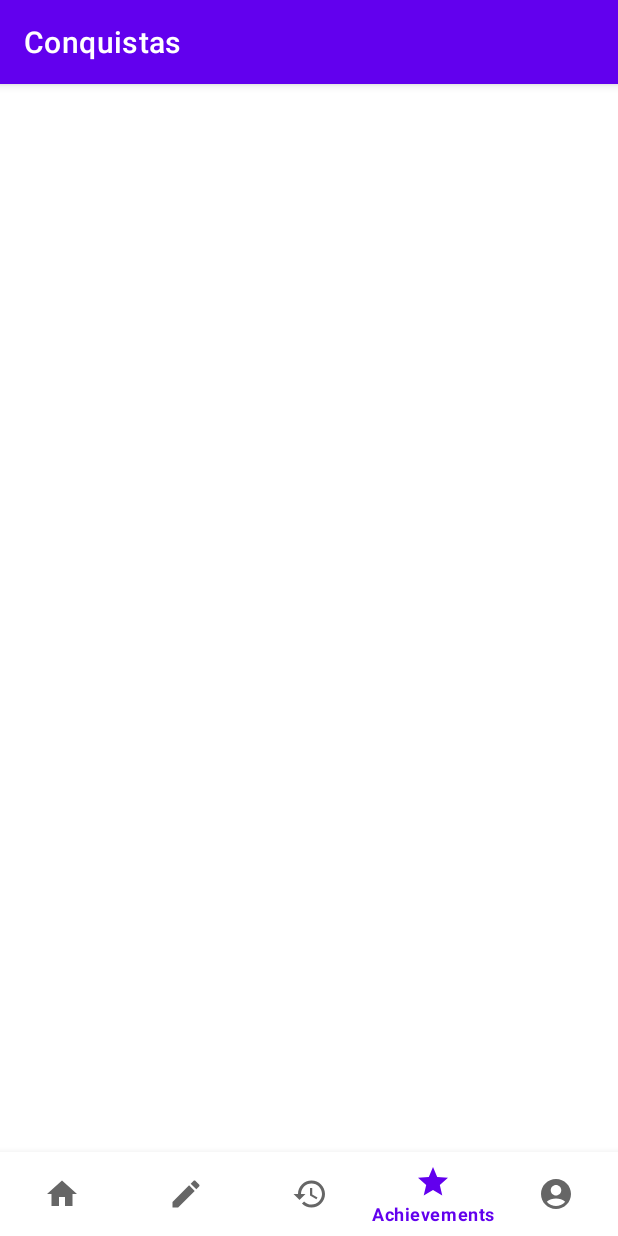
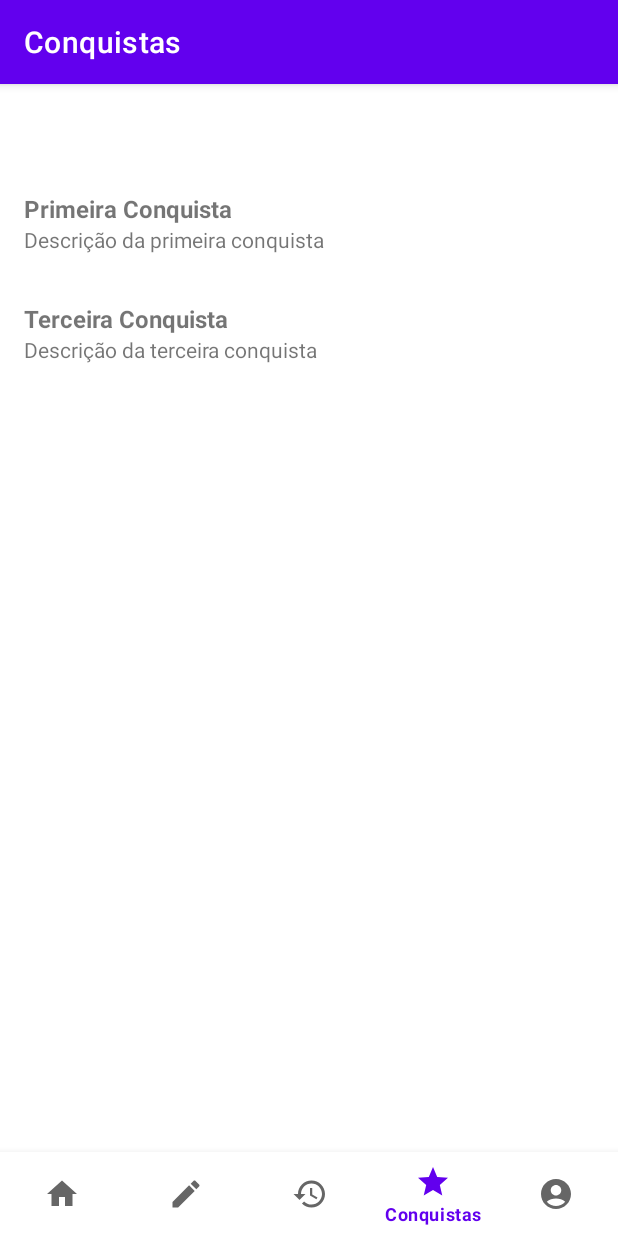
Before and after one commit to zDragonPaulo/TrailSnapV2, an Android app: the screen it shows after launch (MainActivity), item 4 of the bottom bar chosen, on a phone screen of 412 x 824 dp. Run offline under Robolectric (Android 15) with nearby library versions, the phone set to English and light mode, and no system bars; our stand-ins replace Room's generated code, navigation-ui.

Commit message:
I think we got some Achievements, so Martinho, do your "funny" job

```diff
--- a/app/src/main/java/com/example/trailsnapv2/AppDatabase.kt
+++ b/app/src/main/java/com/example/trailsnapv2/AppDatabase.kt
@@ -24,8 +24,9 @@ import com.example.trailsnapv2.entities.*
  * @property partyAchievementDao DAO for accessing party achievement data.
  */
 @Database(
-    entities = [User::class, Trail::class, Member::class, Party::class, SingularAchievement::class, PartyAchievement::class],
-    version = 2
+    entities = [User::class, Trail::class, Member::class, Party::class, SingularAchievement::class,
+        PartyAchievement::class, UserAchievement::class],
+    version = 3
 )
 abstract class AppDatabase : RoomDatabase() {
 
@@ -35,6 +36,7 @@ abstract class AppDatabase : RoomDatabase() {
     abstract fun partyDao(): PartyDao
     abstract fun singularAchievementDao(): SingularAchievementDao
     abstract fun partyAchievementDao(): PartyAchievementDao
+    abstract fun userAchievementDao(): UserAchievementDao
 
     companion object {
         @Volatile private var instance: AppDatabase? = null
@@ -67,7 +69,7 @@ abstract class AppDatabase : RoomDatabase() {
          * Migration from version 1 to version 2 of the database.
          * This migration adds a new column 'profile_picture' to the 'users' table.
          */
-        val MIGRATION_1_2 = object : Migration(1, 2) {
+        val MIGRATION_1_2 = object : Migration(2, 3) {
             override fun migrate(database: SupportSQLiteDatabase) {
                 database.execSQL("ALTER TABLE users ADD COLUMN profile_picture TEXT NOT NULL DEFAULT '@drawable/ic_user_placeholder.png'")
             }
--- a/app/src/main/java/com/example/trailsnapv2/dao/SingularAchievementDao.kt
+++ b/app/src/main/java/com/example/trailsnapv2/dao/SingularAchievementDao.kt
@@ -40,4 +40,7 @@ interface SingularAchievementDao {
      */
     @Delete
     fun delete(achievement: SingularAchievement): Int
+
+    @Query("DELETE FROM singular_achievements")
+    fun clearAll()
 }
--- /dev/null
+++ b/app/src/main/java/com/example/trailsnapv2/dao/UserAchievementDao.kt
@@ -0,0 +1,26 @@
+package com.example.trailsnapv2.dao
+
+import androidx.room.Dao
+import androidx.room.Delete
+import androidx.room.Insert
+import androidx.room.Query
+import com.example.trailsnapv2.entities.UserAchievement
+
+@Dao
+interface UserAchievementDao {
+
+    @Query("SELECT * FROM user_achievements")
+    fun getAll(): List<UserAchievement>
+
+    @Query("SELECT * FROM user_achievements WHERE user_id = :userId")
+    fun getByUserId(userId: Long): List<UserAchievement>
+
+    @Insert
+    fun insert(userAchievement: UserAchievement): Long
+
+    @Delete
+    fun delete(userAchievement: UserAchievement): Int
+
+    @Insert
+    fun insertAll(vararg userAchievements: UserAchievement): List<Long>
+}
--- a/app/src/main/java/com/example/trailsnapv2/entities/SingularAchievement.kt
+++ b/app/src/main/java/com/example/trailsnapv2/entities/SingularAchievement.kt
@@ -19,19 +19,10 @@ import androidx.room.PrimaryKey
  * @property progress The current progress towards unlocking the achievement, represented as a percentage.
  */
 @Entity(
-    tableName = "singular_achievements",
-    foreignKeys = [ForeignKey(
-        entity = User::class,
-        parentColumns = ["user_id"],
-        childColumns = ["receiver_id"],
-        onDelete = ForeignKey.CASCADE
-    )]
+    tableName = "singular_achievements"
 )
 data class SingularAchievement(
     @PrimaryKey(autoGenerate = true) val id_achievement: Long,
-    val receiver_id: Long,
     val name_achievement: String,
     val description_achievement: String,
-    val unlocked: Boolean,
-    val progress: Double
 )
--- /dev/null
+++ b/app/src/main/java/com/example/trailsnapv2/entities/UserAchievement.kt
@@ -0,0 +1,30 @@
+package com.example.trailsnapv2.entities
+
+import androidx.room.Entity
+import androidx.room.ForeignKey
+import androidx.room.PrimaryKey
+
+@Entity(
+    tableName = "user_achievements",
+    foreignKeys = [
+        ForeignKey(
+            entity = User::class,
+            parentColumns = ["user_id"],
+            childColumns = ["user_id"],
+            onDelete = ForeignKey.CASCADE
+        ),
+        ForeignKey(
+            entity = SingularAchievement::class,
+            parentColumns = ["id_achievement"],
+            childColumns = ["achievement_id"],
+            onDelete = ForeignKey.CASCADE
+        )
+    ]
+)
+data class UserAchievement(
+    @PrimaryKey(autoGenerate = true) val id_user_achievement: Long,
+    val user_id: Long,
+    val achievement_id: Long,
+    val progress: Double,
+    val unlocked: Boolean
+)
--- /dev/null
+++ b/app/src/main/java/com/example/trailsnapv2/ui/achievements/AchievementsAdapter.kt
@@ -0,0 +1,44 @@
+package com.example.trailsnapv2.ui.achievements
+
+import android.view.LayoutInflater
+import android.view.View
+import android.view.ViewGroup
+import android.widget.TextView
+import androidx.recyclerview.widget.DiffUtil
+import androidx.recyclerview.widget.ListAdapter
+import androidx.recyclerview.widget.RecyclerView
+import com.example.trailsnapv2.R
+import com.example.trailsnapv2.entities.SingularAchievement
+
+class AchievementsAdapter : ListAdapter<SingularAchievement, AchievementsAdapter.AchievementViewHolder>(AchievementDiffCallback()) {
+
+    override fun onCreateViewHolder(parent: ViewGroup, viewType: Int): AchievementViewHolder {
+        val view = LayoutInflater.from(parent.context).inflate(R.layout.item_achievement, parent, false)
+        return AchievementViewHolder(view)
+    }
+
+    override fun onBindViewHolder(holder: AchievementViewHolder, position: Int) {
+        val achievement = getItem(position)
+        holder.bind(achievement)
+    }
+
+    class AchievementViewHolder(itemView: View) : RecyclerView.ViewHolder(itemView) {
+        private val achievementName: TextView = itemView.findViewById(R.id.achievement_name)
+        private val achievementDescription: TextView = itemView.findViewById(R.id.achievement_description)
+
+        fun bind(achievement: SingularAchievement) {
+            achievementName.text = achievement.name_achievement
+            achievementDescription.text = achievement.description_achievement
+        }
+    }
+
+    class AchievementDiffCallback : DiffUtil.ItemCallback<SingularAchievement>() {
+        override fun areItemsTheSame(oldItem: SingularAchievement, newItem: SingularAchievement): Boolean {
+            return oldItem.id_achievement == newItem.id_achievement
+        }
+
+        override fun areContentsTheSame(oldItem: SingularAchievement, newItem: SingularAchievement): Boolean {
+            return oldItem == newItem
+        }
+    }
+}
--- a/app/src/main/java/com/example/trailsnapv2/ui/achievements/AchievementsFragment.kt
+++ b/app/src/main/java/com/example/trailsnapv2/ui/achievements/AchievementsFragment.kt
@@ -1,25 +1,62 @@
 package com.example.trailsnapv2.ui.achievements
 
-import androidx.fragment.app.viewModels
 import android.os.Bundle
-import androidx.fragment.app.Fragment
 import android.view.LayoutInflater
 import android.view.View
 import android.view.ViewGroup
-import com.example.trailsnapv2.R
+import androidx.fragment.app.Fragment
+import androidx.fragment.app.viewModels
+import androidx.recyclerview.widget.LinearLayoutManager
+import com.example.trailsnapv2.MyApp
+import com.example.trailsnapv2.databinding.FragmentAchievementsBinding
+import com.example.trailsnapv2.entities.SingularAchievement
 
 class AchievementsFragment : Fragment() {
 
-    companion object {
-        fun newInstance() = AchievementsFragment()
+    private lateinit var binding: FragmentAchievementsBinding
+    private lateinit var adapter: AchievementsAdapter
+
+    private val viewModel: AchievementsViewModel by viewModels {
+        AchievementsViewModelFactory((requireActivity().application as MyApp).database.singularAchievementDao())
     }
-
-    private val viewModel: AchievementsViewModel by viewModels()
 
     override fun onCreateView(
         inflater: LayoutInflater, container: ViewGroup?,
         savedInstanceState: Bundle?
     ): View {
-        return inflater.inflate(R.layout.fragment_achievements, container, false)
+        binding = FragmentAchievementsBinding.inflate(inflater, container, false)
+        viewModel.clearAllAchievements()
+        insertDummyAchievements()
+        return binding.root
     }
+
+    override fun onViewCreated(view: View, savedInstanceState: Bundle?) {
+        super.onViewCreated(view, savedInstanceState)
+
+        // Configurar RecyclerView
+        adapter = AchievementsAdapter()
+        binding.recyclerViewAchievements.layoutManager = LinearLayoutManager(requireContext())
+        binding.recyclerViewAchievements.adapter = adapter
+
+        // Carregar conquistas
+        loadAchievements()
+
+        // Testar inserção de conquistas fictícias
+        insertDummyAchievements()
+    }
+
+    private fun loadAchievements() {
+        val achievements = viewModel.getAllAchievements()
+        adapter.submitList(achievements)
+    }
+
+    private fun insertDummyAchievements() {
+        val dummyAchievements = listOf(
+            SingularAchievement(0, "Primeira Conquista", "Descrição da primeira conquista"),
+            SingularAchievement(0, "Segunda Conquista", "Descrição da segunda conquista"),
+            SingularAchievement(0, "Terceira Conquista", "Descrição da terceira conquista")
+        )
+        dummyAchievements.forEach { viewModel.insertAchievement(it) }
+    }
+
 }
--- a/app/src/main/java/com/example/trailsnapv2/ui/achievements/AchievementsViewModel.kt
+++ b/app/src/main/java/com/example/trailsnapv2/ui/achievements/AchievementsViewModel.kt
@@ -1,7 +1,29 @@
 package com.example.trailsnapv2.ui.achievements
 
 import androidx.lifecycle.ViewModel
+import androidx.lifecycle.viewModelScope
+import com.example.trailsnapv2.dao.SingularAchievementDao
+import com.example.trailsnapv2.entities.SingularAchievement
+import kotlinx.coroutines.Dispatchers
+import kotlinx.coroutines.launch
 
-class AchievementsViewModel : ViewModel() {
-    // TODO: Implement the ViewModel
+class AchievementsViewModel(private val singularAchievementDao: SingularAchievementDao) : ViewModel() {
+
+    // Insere uma nova conquista na tabela SingularAchievement
+    fun insertAchievement(achievement: SingularAchievement) {
+        viewModelScope.launch(Dispatchers.IO) {
+            singularAchievementDao.insert(achievement)
+        }
+    }
+
+    // Obtém todas as conquistas
+    fun getAllAchievements(): List<SingularAchievement> {
+        return singularAchievementDao.getAll()
+    }
+
+    fun clearAllAchievements() {
+        viewModelScope.launch(Dispatchers.IO) {
+            singularAchievementDao.clearAll()
+        }
+    }
 }
--- /dev/null
+++ b/app/src/main/java/com/example/trailsnapv2/ui/achievements/AchievementsViewModelFactory.kt
@@ -0,0 +1,14 @@
+package com.example.trailsnapv2.ui.achievements
+
+import androidx.lifecycle.ViewModel
+import androidx.lifecycle.ViewModelProvider
+import com.example.trailsnapv2.dao.SingularAchievementDao
+
+class AchievementsViewModelFactory(private val dao: SingularAchievementDao) : ViewModelProvider.Factory {
+    override fun <T : ViewModel> create(modelClass: Class<T>): T {
+        if (modelClass.isAssignableFrom(AchievementsViewModel::class.java)) {
+            return AchievementsViewModel(dao) as T
+        }
+        throw IllegalArgumentException("Unknown ViewModel class")
+    }
+}
--- a/app/src/main/java/com/example/trailsnapv2/ui/auth/LoginFragment.kt
+++ b/app/src/main/java/com/example/trailsnapv2/ui/auth/LoginFragment.kt
@@ -52,10 +52,11 @@ class LoginFragment : Fragment() {
             lifecycleScope.launch {
                 val success = viewModel.loginUser(username, password)
                 if (success) {
-                    Toast.makeText(context, "Login successful", Toast.LENGTH_SHORT).show()
+                    Toast.makeText(context, getString(R.string.login_successful), Toast.LENGTH_SHORT).show()
                     findNavController().navigate(R.id.action_loginFragment_to_navigation_dashboard)
                 } else {
-                    Toast.makeText(context, "Invalid credentials", Toast.LENGTH_SHORT).show()
+                    Toast.makeText(context,
+                        getString(R.string.invalid_credentials), Toast.LENGTH_SHORT).show()
                 }
             }
         }
--- a/app/src/main/java/com/example/trailsnapv2/ui/auth/RegisterFragment.kt
+++ b/app/src/main/java/com/example/trailsnapv2/ui/auth/RegisterFragment.kt
@@ -72,10 +72,12 @@ class RegisterFragment : Fragment() {
                 )
                 Log.d("RegisterFragment", "Registering user: $user")
                 viewModel.registerUser(user)
-                Toast.makeText(context, "User registered successfully", Toast.LENGTH_SHORT).show()
+                Toast.makeText(context,
+                    getString(R.string.user_registered_successfully), Toast.LENGTH_SHORT).show()
                 findNavController().navigate(R.id.action_registerFragment_to_loginFragment)
             } else {
-                Toast.makeText(context, "Passwords do not match", Toast.LENGTH_SHORT).show()
+                Toast.makeText(context,
+                    getString(R.string.passwords_do_not_match), Toast.LENGTH_SHORT).show()
             }
         }
 
--- a/app/src/main/res/layout/fragment_achievements.xml
+++ b/app/src/main/res/layout/fragment_achievements.xml
@@ -1,6 +1,12 @@
-<?xml version="1.0" encoding="utf-8"?>
 <FrameLayout xmlns:android="http://schemas.android.com/apk/res/android"
     xmlns:tools="http://schemas.android.com/tools"
     android:layout_width="match_parent"
     android:layout_height="match_parent"
-    tools:context=".ui.achievements.AchievementsFragment"/>
+    tools:context=".ui.achievements.AchievementsFragment">
+
+    <androidx.recyclerview.widget.RecyclerView
+        android:id="@+id/recycler_view_achievements"
+        android:layout_width="match_parent"
+        android:layout_height="match_parent" />
+
+</FrameLayout>
--- a/app/src/main/res/layout/item_achievement.xml
+++ b/app/src/main/res/layout/item_achievement.xml
@@ -1,6 +1,29 @@
 <?xml version="1.0" encoding="utf-8"?>
 <androidx.constraintlayout.widget.ConstraintLayout xmlns:android="http://schemas.android.com/apk/res/android"
     android:layout_width="match_parent"
-    android:layout_height="match_parent">
+    android:layout_height="wrap_content"
+    xmlns:app="http://schemas.android.com/apk/res-auto"
+    android:padding="16dp">
+
+    <TextView
+        android:id="@+id/achievement_name"
+        android:layout_width="0dp"
+        android:layout_height="wrap_content"
+        android:text="Achievement Name"
+        android:textSize="16sp"
+        android:textStyle="bold"
+        app:layout_constraintEnd_toEndOf="parent"
+        app:layout_constraintStart_toStartOf="parent"
+        app:layout_constraintTop_toTopOf="parent" />
+
+    <TextView
+        android:id="@+id/achievement_description"
+        android:layout_width="0dp"
+        android:layout_height="wrap_content"
+        android:text="Achievement Description"
+        android:textSize="14sp"
+        app:layout_constraintEnd_toEndOf="parent"
+        app:layout_constraintStart_toStartOf="parent"
+        app:layout_constraintTop_toBottomOf="@id/achievement_name" />
 
 </androidx.constraintlayout.widget.ConstraintLayout>
--- a/app/src/main/res/menu/bottom_nav_menu.xml
+++ b/app/src/main/res/menu/bottom_nav_menu.xml
@@ -4,23 +4,23 @@
     <item
         android:id="@+id/navigation_dashboard"
         android:icon="@drawable/ic_dashboard"
-        android:title="Dashboard" />
+        android:title="@string/dashboard" />
     <item
         android:id="@+id/navigation_add_walk"
         android:icon="@drawable/ic_add_walk"
-        android:title="Add Walk" />
+        android:title="@string/add_walk" />
     <item
         android:id="@+id/navigation_history"
         android:icon="@drawable/ic_history"
-        android:title="History" />
+        android:title="@string/history" />
     <item
         android:id="@+id/navigation_achievements"
         android:icon="@drawable/ic_achievements"
-        android:title="Achievements" />
+        android:title="@string/achievements" />
     <item
         android:id="@+id/navigation_profile"
         android:icon="@drawable/ic_profile"
-        android:title="Profile" />
+        android:title="@string/profile" />
 
 
 </menu>
--- a/app/src/main/res/values/strings.xml
+++ b/app/src/main/res/values/strings.xml
@@ -49,4 +49,8 @@
     <string name="birthday_hint">Data de Nascimento</string>
     <string name="apply_settings_button">Aplicar Definições</string>
     <string name="profile_photo">Foto de Perfil</string>
+    <string name="login_successful">Sessão Iniciada com Sucesso!</string>
+    <string name="invalid_credentials">Credenciais Inválidas!</string>
+    <string name="user_registered_successfully">Utilizador registado com sucesso!\n</string>
+    <string name="passwords_do_not_match">As passwords introduzidas não coincidem!</string>
 </resources>
```
Also changed, not shown: 2 other files.
